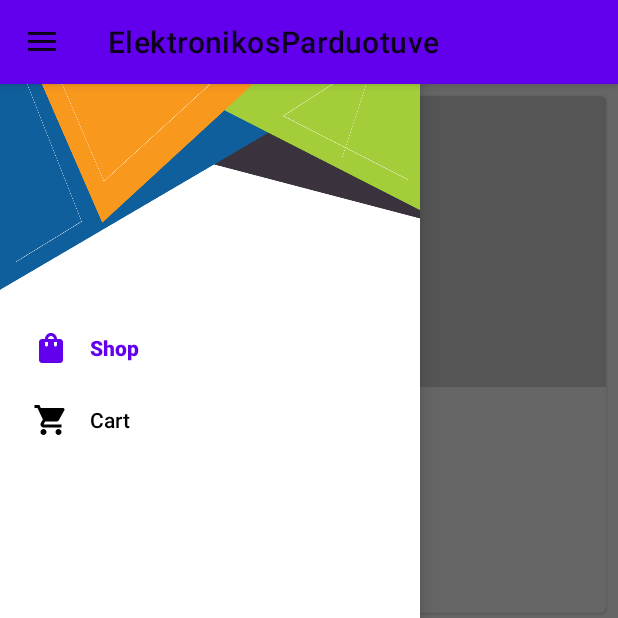
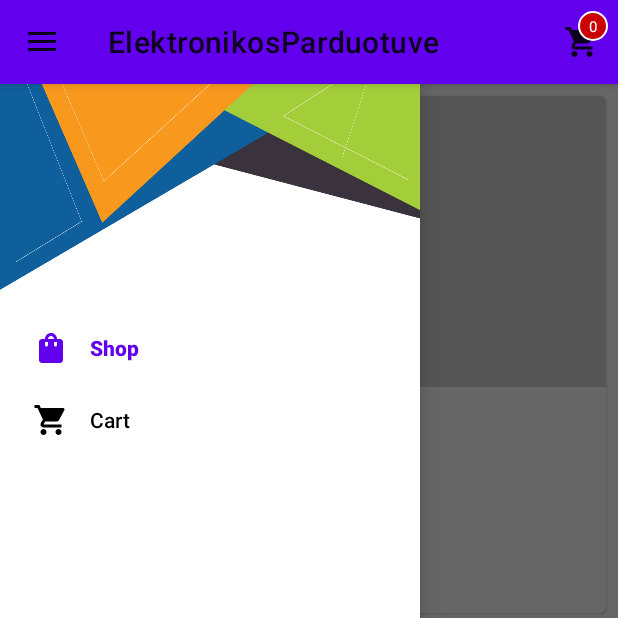
Before and after one commit to eif-courses/ElektronikosParduotuve, an Android app: the screen it shows after launch (MainActivity), with the side drawer open, on a phone screen of 412 x 824 dp, the top half of it. Run offline under Robolectric (Android 15) with nearby library versions, the phone set to English and light mode, and no system bars; our stand-ins replace Picasso, navigation-ui; pictures from the network do not load.

Commit message:
Update 11/7

```diff
--- a/app/build.gradle
+++ b/app/build.gradle
@@ -7,7 +7,7 @@ apply plugin: 'kotlin-android-extensions'
 
 android {
     compileSdkVersion 30
-    buildToolsVersion "30.0.1"
+    buildToolsVersion "30.0.2"
 
     defaultConfig {
         applicationId "eif.viko.lt.elektronikosparduotuve"
@@ -45,11 +45,11 @@ dependencies {
     implementation 'androidx.core:core-ktx:1.3.2'
     implementation 'androidx.appcompat:appcompat:1.2.0'
     implementation 'com.google.android.material:material:1.2.1'
-    implementation 'androidx.constraintlayout:constraintlayout:2.0.2'
+    implementation 'androidx.constraintlayout:constraintlayout:2.0.4'
     implementation 'androidx.navigation:navigation-fragment-ktx:2.3.1'
     implementation 'androidx.navigation:navigation-ui-ktx:2.3.1'
     implementation 'androidx.legacy:legacy-support-v4:1.0.0'
-    testImplementation 'junit:junit:4.+'
+    testImplementation 'junit:junit:4.13.1'
     androidTestImplementation 'androidx.test.ext:junit:1.1.2'
     androidTestImplementation 'androidx.test.espresso:espresso-core:3.3.0'
 }
--- a/app/src/main/java/eif/viko/lt/elektronikosparduotuve/MainActivity.kt
+++ b/app/src/main/java/eif/viko/lt/elektronikosparduotuve/MainActivity.kt
@@ -2,20 +2,32 @@ package eif.viko.lt.elektronikosparduotuve
 
 import androidx.appcompat.app.AppCompatActivity
 import android.os.Bundle
+import android.view.Menu
+import android.view.MenuItem
+import android.widget.TextView
+import androidx.core.view.MenuItemCompat.getActionView
 import androidx.drawerlayout.widget.DrawerLayout
+import androidx.lifecycle.Observer
+import androidx.lifecycle.ViewModelProvider
 import androidx.navigation.NavController
 import androidx.navigation.fragment.NavHostFragment
+
 import androidx.navigation.ui.AppBarConfiguration
 import androidx.navigation.ui.navigateUp
 import androidx.navigation.ui.setupActionBarWithNavController
 import androidx.navigation.ui.setupWithNavController
+
+import eif.viko.lt.elektronikosparduotuve.viewmodel.ProductViewModel
 import kotlinx.android.synthetic.main.activity_main.*
+
 
 class MainActivity : AppCompatActivity() {
 
     private lateinit var navController: NavController
     private lateinit var drawerLayout: DrawerLayout
     private lateinit var appBarConfiguration: AppBarConfiguration
+    private lateinit var cartCounter: TextView
+    private lateinit var productViewModel: ProductViewModel
 
     private lateinit var listener: NavController.OnDestinationChangedListener
 
@@ -24,6 +36,9 @@ class MainActivity : AppCompatActivity() {
         super.onCreate(savedInstanceState)
         setContentView(R.layout.activity_main)
 
+
+        productViewModel = ViewModelProvider(this).get(ProductViewModel::class.java)
+
         val navHostFragment = supportFragmentManager.findFragmentById(R.id.nav_host_fragment) as NavHostFragment
         navController = navHostFragment.navController
         drawerLayout = findViewById(R.id.drawer_layout)
@@ -31,6 +46,8 @@ class MainActivity : AppCompatActivity() {
 
         appBarConfiguration = AppBarConfiguration(navController.graph, drawerLayout)
         setupActionBarWithNavController(navController, appBarConfiguration)
+
+
 
         listener = NavController.OnDestinationChangedListener { controller, destination, arguments ->
 
@@ -59,4 +76,24 @@ class MainActivity : AppCompatActivity() {
         return navController.navigateUp(appBarConfiguration) || return super.onSupportNavigateUp()
     }
 
+// NOTIFICATION BADGE EXAMPLE: https://bitbucket.org/shahimtiyaj/notification-badge-count-actionbar/src/master/app/src/main/
+    override fun onCreateOptionsMenu(menu: Menu?): Boolean {
+        menuInflater.inflate(R.menu.options_menu, menu)
+
+        val m: MenuItem? = menu?.findItem(R.id.myButton);
+        cartCounter = m?.actionView!!.findViewById(R.id.notification_badge)
+
+        productViewModel.getShoppingCart().observe(this, Observer {
+            cartCounter.text = "${it.size}"
+        })
+
+        getActionView(m).setOnClickListener {
+            navController.navigate(R.id.shoppingCartFragment)
+        }
+
+
+        return super.onCreateOptionsMenu(menu)
+    }
+
+
 }
--- a/app/src/main/java/eif/viko/lt/elektronikosparduotuve/adapter/ProductListAdapter.kt
+++ b/app/src/main/java/eif/viko/lt/elektronikosparduotuve/adapter/ProductListAdapter.kt
@@ -5,14 +5,14 @@ import android.view.LayoutInflater
 import android.view.View
 import android.view.ViewGroup
 import android.view.View.OnClickListener
-import android.widget.Button
 import androidx.recyclerview.widget.DiffUtil
 import androidx.recyclerview.widget.ListAdapter
-import com.google.android.material.button.MaterialButton
 import com.squareup.picasso.Picasso
 import eif.viko.lt.elektronikosparduotuve.R
 import eif.viko.lt.elektronikosparduotuve.model.Product
+import kotlinx.android.synthetic.main.fragment_view_details.view.*
 import kotlinx.android.synthetic.main.product_item_layout.view.*
+
 
 class ProductListAdapter(private val interaction: Interaction? = null) :
     ListAdapter<Product, ProductListAdapter.ProductViewHolder>(ProductDC()) {
@@ -22,8 +22,9 @@ class ProductListAdapter(private val interaction: Interaction? = null) :
             .inflate(R.layout.product_item_layout, parent, false), interaction
     )
 
-    override fun onBindViewHolder(holder: ProductViewHolder, position: Int) =
-        holder.bind(getItem(position))
+    override fun onBindViewHolder(holder: ProductViewHolder, position: Int) {
+       holder.bind(getItem(position))
+    }
 
     fun swapData(data: List<Product>) {
         submitList(data.toMutableList())
@@ -46,9 +47,13 @@ class ProductListAdapter(private val interaction: Interaction? = null) :
 
             val clicked = getItem(adapterPosition)
 
-            interaction?.addToCart(clicked)
-            interaction?.viewDetails(clicked)
-            interaction?.clickOnItem(clicked)
+
+            when (v) {
+                itemView.btn_add_to_cart -> interaction?.addToCart(clicked)
+                itemView.btn_details -> interaction?.viewDetails(clicked)
+                else -> interaction?.clickOnItem(clicked)
+            }
+
         }
 
         fun bind(item: Product) = with(itemView) {
--- a/app/src/main/java/eif/viko/lt/elektronikosparduotuve/fragment/HomeFragment.kt
+++ b/app/src/main/java/eif/viko/lt/elektronikosparduotuve/fragment/HomeFragment.kt
@@ -1,10 +1,9 @@
 package eif.viko.lt.elektronikosparduotuve.fragment
 
 import android.os.Bundle
+import android.view.*
+import android.widget.TextView
 import androidx.fragment.app.Fragment
-import android.view.LayoutInflater
-import android.view.View
-import android.view.ViewGroup
 import android.widget.Toast
 import androidx.lifecycle.Observer
 import androidx.lifecycle.ViewModelProvider
@@ -20,6 +19,8 @@ import kotlinx.android.synthetic.main.fragment_home.*
 class HomeFragment : Fragment(R.layout.fragment_home), ProductListAdapter.Interaction {
 
     private lateinit var productViewModel: ProductViewModel
+    private lateinit var topMenu: Menu
+    private lateinit var counter: TextView
 
     override fun onViewCreated(view: View, savedInstanceState: Bundle?) {
         super.onViewCreated(view, savedInstanceState)
@@ -40,10 +41,33 @@ class HomeFragment : Fragment(R.layout.fragment_home), ProductListAdapter.Intera
         }
 
 
+
     }
 
+    override fun onCreateOptionsMenu(menu: Menu, inflater: MenuInflater) {
+        super.onCreateOptionsMenu(menu, inflater)
+    }
     override fun addToCart(product: Product) {
         Toast.makeText(context, "Sekmingai prideta i krepseli", Toast.LENGTH_LONG).show()
+
+        productViewModel.add(product)
+
+//        TextView mTitle = (TextView) toolbar.findViewById(R.id.toolbar_title);
+//
+//
+//
+//
+//
+//        val m: MenuItem? = topMenu?.findItem(R.id.myButton);
+//
+//
+//        var i = 0
+//        counter = m?.actionView!!.findViewById(R.id.notification_badge)
+//
+//        counter.text = i++.toString()
+
+
+
     }
 
     override fun viewDetails(product: Product) {
--- a/app/src/main/java/eif/viko/lt/elektronikosparduotuve/repository/ProductRepository.kt
+++ b/app/src/main/java/eif/viko/lt/elektronikosparduotuve/repository/ProductRepository.kt
@@ -6,7 +6,11 @@ import eif.viko.lt.elektronikosparduotuve.model.Product
 
 object ProductRepository {
     private val db = mutableListOf<Product>()
+    private val cart = mutableListOf<Product>()
     var updatedList = MutableLiveData<List<Product>>()
+    var shopingCart = MutableLiveData<List<Product>>()
+
+
 
     fun getProducts(): LiveData<List<Product>> {
         db.clear()
@@ -14,6 +18,16 @@ object ProductRepository {
         updatedList.value = db
         return updatedList
     }
+    fun add(product: Product) {
+        cart.add(product)
+        shopingCart.value = cart
+    }
+    fun getShopingCart(): LiveData<List<Product>>{
+        return shopingCart
+    }
+
+
+
     // Webserviso ar kitu vietu duomenys
     fun load() {
         db.add(Product(1, 20.54, "1.5 TDI", "Pirmas", "https://loremflickr.com/220/240"))
--- a/app/src/main/java/eif/viko/lt/elektronikosparduotuve/viewmodel/ProductViewModel.kt
+++ b/app/src/main/java/eif/viko/lt/elektronikosparduotuve/viewmodel/ProductViewModel.kt
@@ -1,6 +1,7 @@
 package eif.viko.lt.elektronikosparduotuve.viewmodel
 
 import androidx.lifecycle.ViewModel
+import eif.viko.lt.elektronikosparduotuve.model.Product
 import eif.viko.lt.elektronikosparduotuve.repository.ProductRepository
 
 class ProductViewModel : ViewModel(){
@@ -8,4 +9,8 @@ class ProductViewModel : ViewModel(){
 
     fun getProducts() = repository.getProducts()
 
+    fun getShoppingCart() = repository.getShopingCart()
+
+    fun add(product: Product) = repository.add(product)
+
 }
--- /dev/null
+++ b/app/src/main/res/drawable/badge_background.xml
@@ -0,0 +1,7 @@
+<?xml version="1.0" encoding="utf-8"?>
+<shape xmlns:android="http://schemas.android.com/apk/res/android" android:shape="oval">
+
+    <solid android:color="@android:color/holo_red_dark"/>
+    <stroke android:color="@android:color/white" android:width="1dp"/>
+
+</shape>
--- a/app/src/main/res/layout/activity_main.xml
+++ b/app/src/main/res/layout/activity_main.xml
@@ -8,13 +8,18 @@
     android:fitsSystemWindows="true">
 
     <!-- Layout to contain contents of main body of screen (drawer will slide over this) -->
+
+
+
     <androidx.fragment.app.FragmentContainerView
         android:name="androidx.navigation.fragment.NavHostFragment"
         android:id="@+id/nav_host_fragment"
         android:layout_width="match_parent"
         android:layout_height="match_parent"
         app:defaultNavHost="true"
-        app:navGraph="@navigation/nav_graph" />
+        app:navGraph="@navigation/nav_graph" >
+
+    </androidx.fragment.app.FragmentContainerView>
 
     <!-- Container for contents of drawer - use NavigationView to make configuration easier -->
     <com.google.android.material.navigation.NavigationView
@@ -24,6 +29,8 @@
         android:layout_width="wrap_content"
         android:layout_height="match_parent"
         android:layout_gravity="start"
-        android:fitsSystemWindows="true" />
+        android:fitsSystemWindows="true" >
+
+    </com.google.android.material.navigation.NavigationView>
 
 </androidx.drawerlayout.widget.DrawerLayout>
--- /dev/null
+++ b/app/src/main/res/layout/layout_new_badge.xml
@@ -0,0 +1,31 @@
+<?xml version="1.0" encoding="utf-8"?>
+<FrameLayout
+    style="?attr/actionButtonStyle"
+    xmlns:android="http://schemas.android.com/apk/res/android"
+    android:layout_width="wrap_content"
+    android:layout_height="wrap_content"
+    android:clipToPadding="false"
+    android:focusable="true">
+
+    <ImageView
+        android:layout_width="wrap_content"
+        android:layout_height="wrap_content"
+        android:layout_gravity="center"
+        android:src="@drawable/ic_baseline_shopping_cart_24"/>
+
+    <TextView
+        android:id="@+id/notification_badge"
+        android:layout_width="20dp"
+        android:layout_height="20dp"
+        android:layout_gravity="right|end|top"
+        android:layout_marginEnd="-5dp"
+        android:layout_marginRight="-5dp"
+        android:layout_marginTop="3dp"
+        android:background="@drawable/badge_background"
+        android:gravity="center"
+        android:padding="3dp"
+        android:textColor="@android:color/white"
+        android:text="0"
+        android:textSize="10sp"/>
+
+</FrameLayout>
--- /dev/null
+++ b/app/src/main/res/menu/options_menu.xml
@@ -0,0 +1,12 @@
+<?xml version="1.0" encoding="utf-8"?>
+<menu xmlns:android="http://schemas.android.com/apk/res/android"
+    xmlns:app="http://schemas.android.com/apk/res-auto">
+    <item
+        android:id="@+id/myButton"
+        android:clickable="true"
+        android:enabled="true"
+        android:icon="@drawable/ic_baseline_shopping_cart_24"
+        android:title="@string/cartitems"
+        app:actionLayout="@layout/layout_new_badge"
+        app:showAsAction="always" />
+</menu>
--- a/app/src/main/res/values/strings.xml
+++ b/app/src/main/res/values/strings.xml
@@ -9,4 +9,5 @@
     <string name="secondary_text">secondary</string>
     <string name="more">Plačiau</string>
     <string name="add_to_cart">Į krepšelį</string>
+    <string name="cartitems">cartItems</string>
 </resources>
--- a/build.gradle
+++ b/build.gradle
@@ -6,7 +6,7 @@ buildscript {
         jcenter()
     }
     dependencies {
-        classpath "com.android.tools.build:gradle:4.1.0"
+        classpath 'com.android.tools.build:gradle:4.2.0-alpha16'
         classpath "org.jetbrains.kotlin:kotlin-gradle-plugin:$kotlin_version"
         def nav_version = "2.3.1"
         classpath "androidx.navigation:navigation-safe-args-gradle-plugin:$nav_version"
```
Also changed, not shown: app/src/main/res/drawable/ic_notifications.xml (added, +9 -0 lines), gradle/wrapper/gradle-wrapper.properties.
